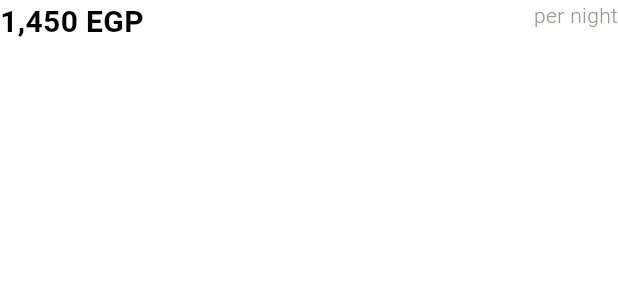
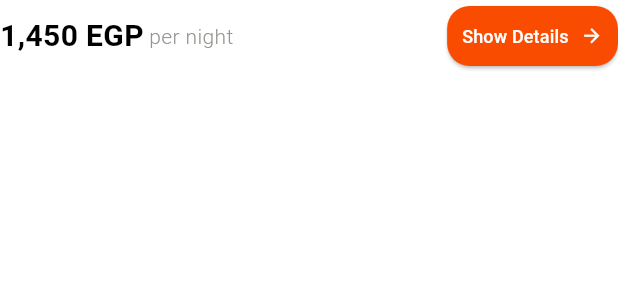
Before and after one commit to ZiadSala7/Travel_App, a Flutter app: the CustomPricePerTime widget shown alone on an empty page, opened directly, on a phone screen of 412 x 824 dp. Shown: the top 300 px of the screen. Run offline on Flutter 3.47's test engine with Material 3 defaults, Android fonts, the phone set to English and light mode, and no system bars; our stand-ins replace animate_do, carousel_slider, device_preview, dio, flutter_bloc, flutter_form_builder and 3 more; accounts and stored records are empty; network calls fail.

Commit message:
showDetailsBtn with addition to hotel card

```diff
--- a/lib/features/home/presentation/views/widgets/custom_price_per_time.dart
+++ b/lib/features/home/presentation/views/widgets/custom_price_per_time.dart
@@ -2,6 +2,8 @@ import 'package:flutter/material.dart';
 
 import '../../../../../core/utils/app_colors.dart';
 import '../../../../../core/utils/app_text_styles.dart';
+import '../../../../../generated/l10n.dart';
+import 'show_details_button.dart';
 
 class CustomPricePerTime extends StatelessWidget {
   const CustomPricePerTime({super.key});
@@ -9,8 +11,10 @@ class CustomPricePerTime extends StatelessWidget {
   @override
   Widget build(BuildContext context) {
     return Row(
-      crossAxisAlignment: CrossAxisAlignment.start,
+      crossAxisAlignment: CrossAxisAlignment.center,
       mainAxisAlignment: MainAxisAlignment.spaceBetween,
+      children: [
+        Row(
           children: [
             Text(
               "1,450 EGP",
@@ -24,6 +28,15 @@ class CustomPricePerTime extends StatelessWidget {
               ),
             ),
           ],
+        ),
+        Flexible(
+          child: ShowDetailsButton(
+            onPressed: () {},
+            txt: S.of(context).showDetails,
+            icon: Icons.arrow_forward,
+          ),
+        ),
+      ],
     );
   }
 }
--- a/lib/features/home/presentation/views/widgets/hotel_card.dart
+++ b/lib/features/home/presentation/views/widgets/hotel_card.dart
@@ -27,7 +27,7 @@ class HotelCard extends StatelessWidget {
             Stack(
               children: [
                 CustomImageNetwork(path: imageNetwork),
-                // Heart icon (top right)
+                // Heart icon (top right) => onPressed? add to favourites list
                 FavouriteButton(),
               ],
             ),
--- a/lib/features/home/presentation/views/widgets/rating_row.dart
+++ b/lib/features/home/presentation/views/widgets/rating_row.dart
@@ -1,4 +1,6 @@
 import 'package:flutter/material.dart';
+
+import '../../../../../core/utils/app_colors.dart';
 
 Row ratingRow(int? rating) {
   rating = rating ?? 4;
@@ -8,7 +10,8 @@ Row ratingRow(int? rating) {
       Row(
         children: List.generate(
           rating,
-          (index) => const Icon(Icons.star, color: Colors.amber, size: 18),
+          (index) =>
+              const Icon(Icons.star, color: AppColors.airplane, size: 18),
         ),
       ),
       Row(
--- /dev/null
+++ b/lib/features/home/presentation/views/widgets/show_details_button.dart
@@ -0,0 +1,39 @@
+import 'package:flutter/material.dart';
+
+import '../../../../../core/utils/app_colors.dart';
+import '../../../../../core/utils/app_text_styles.dart';
+
+class ShowDetailsButton extends StatelessWidget {
+  final String txt;
+  final IconData icon;
+  final Function() onPressed;
+  final Color? bkgrnd;
+
+  const ShowDetailsButton({
+    super.key,
+    required this.onPressed,
+    required this.txt,
+    required this.icon,
+    this.bkgrnd = AppColors.deepOrange,
+  });
+
+  @override
+  Widget build(BuildContext context) {
+    return ElevatedButton.icon(
+      onPressed: onPressed,
+      style: ElevatedButton.styleFrom(
+        shape: RoundedRectangleBorder(borderRadius: BorderRadius.circular(15)),
+        padding: const EdgeInsets.all(10),
+        backgroundColor: bkgrnd,
+      ),
+      label: Icon(icon, size: 15, color: AppColors.white),
+      icon: Text(
+        txt,
+        style: AppTextStyles.text16med.copyWith(
+          color: Colors.white,
+          fontSize: 12,
+        ),
+      ),
+    );
+  }
+}
--- a/lib/l10n/intl_en.arb
+++ b/lib/l10n/intl_en.arb
@@ -86,5 +86,6 @@
     "": "",
     "editProf": "Edit profile",
     "arrivalDate": "Arrival date:",
-    "guestsAndRooms": "Guests and rooms:"
+    "guestsAndRooms": "Guests and rooms:",
+    "showDetails": "Show Details"
 }
```
Also changed, not shown: lib/generated/intl/messages_en.dart, lib/generated/l10n.dart. Lines whose indentation alone changed are shown as unchanged.
